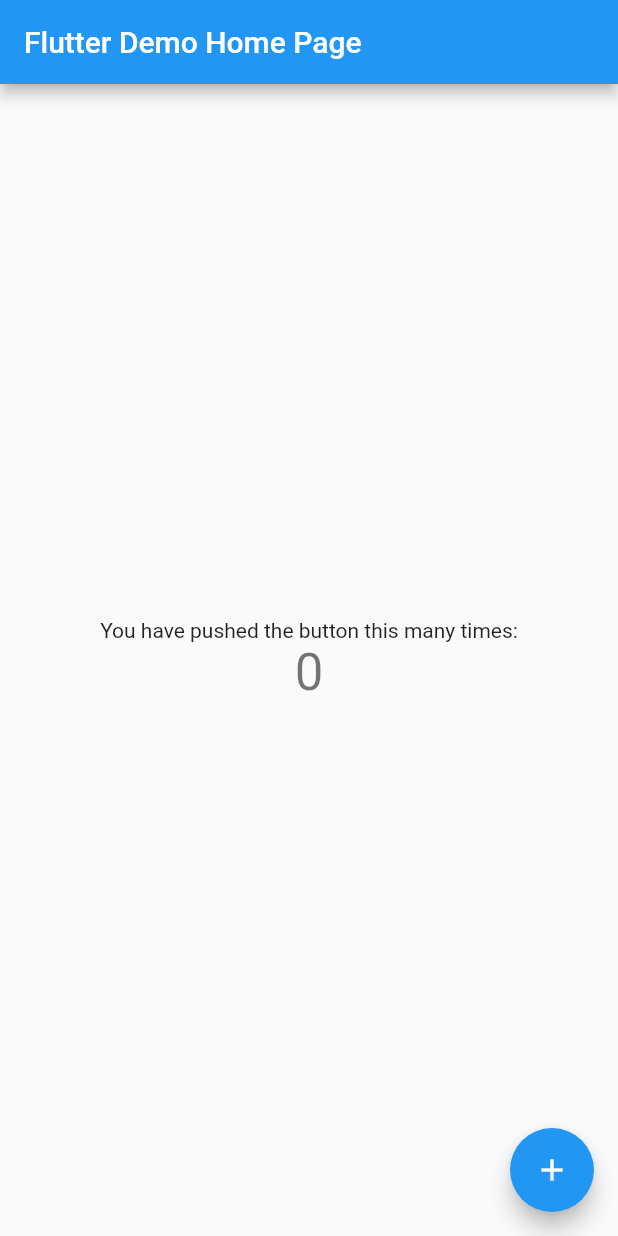
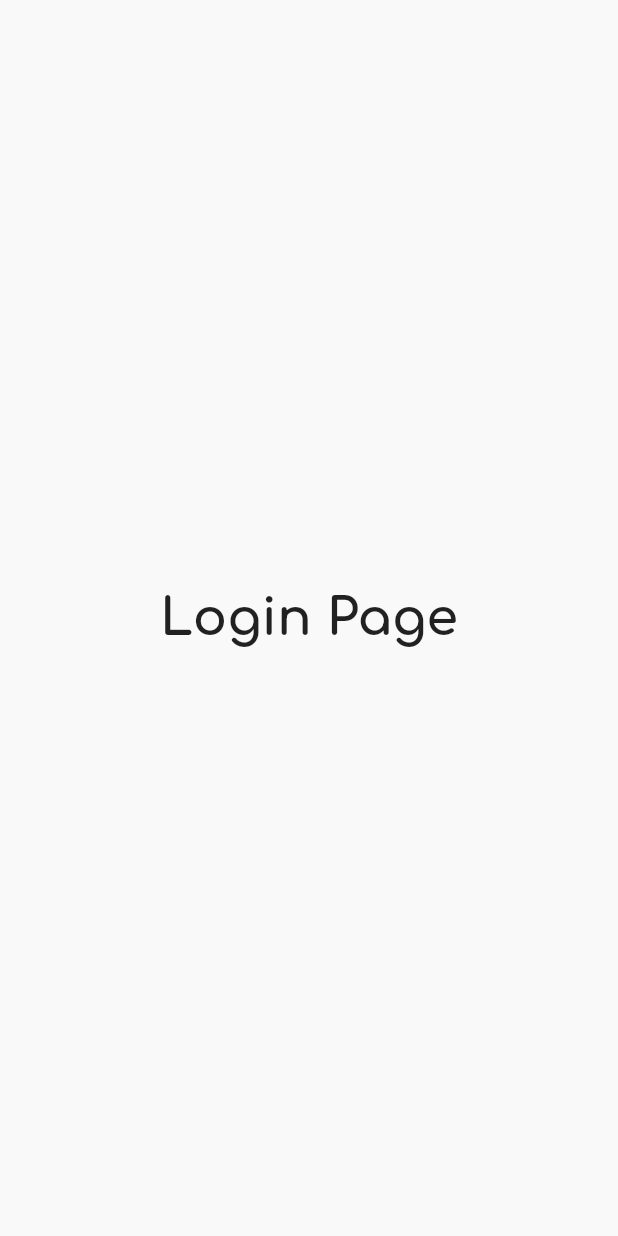
Before and after one commit to mannv/flutter_commerce, a Flutter app: the screen it shows after launch, on a phone screen of 412 x 824 dp. Run offline on Flutter 3.47's test engine with Material 2 defaults, Android fonts, the phone set to English and light mode, and no system bars.

Commit message:
commit code

```diff
--- a/lib/main.dart
+++ b/lib/main.dart
@@ -1,4 +1,5 @@
 import 'package:flutter/material.dart';
+import 'package:flutter_commerce/scenes/home-page.dart';
 
 void main() => runApp(MyApp());
 
@@ -9,103 +10,14 @@ class MyApp extends StatelessWidget {
     return MaterialApp(
       title: 'Flutter Demo',
       theme: ThemeData(
-        // This is the theme of your application.
-        //
-        // Try running your application with "flutter run". You'll see the
-        // application has a blue toolbar. Then, without quitting the app, try
-        // changing the primarySwatch below to Colors.green and then invoke
-        // "hot reload" (press "r" in the console where you ran "flutter run",
-        // or simply save your changes to "hot reload" in a Flutter IDE).
-        // Notice that the counter didn't reset back to zero; the application
-        // is not restarted.
-        primarySwatch: Colors.blue,
-      ),
-      home: MyHomePage(title: 'Flutter Demo Home Page'),
+          fontFamily: 'Comfortaa-Regular',
+          backgroundColor: Color(0xFFF9F9F9),
+          primaryColor: Color(0xFFDB3022),
+          textTheme: TextTheme(
+              headline: TextStyle(fontSize: 34.0, fontFamily: 'Comfortaa-Bold'),
+              button: TextStyle(fontSize: 14.0, fontFamily: 'Comfortaa-SemiBold', color: Colors.white))),
+      home: HomePage(),
+      debugShowCheckedModeBanner: false,
     );
   }
 }
-
-class MyHomePage extends StatefulWidget {
-  MyHomePage({Key key, this.title}) : super(key: key);
-
-  // This widget is the home page of your application. It is stateful, meaning
-  // that it has a State object (defined below) that contains fields that affect
-  // how it looks.
-
-  // This class is the configuration for the state. It holds the values (in this
-  // case the title) provided by the parent (in this case the App widget) and
-  // used by the build method of the State. Fields in a Widget subclass are
-  // always marked "final".
-
-  final String title;
-
-  @override
-  _MyHomePageState createState() => _MyHomePageState();
-}
-
-class _MyHomePageState extends State<MyHomePage> {
-  int _counter = 0;
-
-  void _incrementCounter() {
-    setState(() {
-      // This call to setState tells the Flutter framework that something has
-      // changed in this State, which causes it to rerun the build method below
-      // so that the display can reflect the updated values. If we changed
-      // _counter without calling setState(), then the build method would not be
-      // called again, and so nothing would appear to happen.
-      _counter++;
-    });
-  }
-
-  @override
-  Widget build(BuildContext context) {
-    // This method is rerun every time setState is called, for instance as done
-    // by the _incrementCounter method above.
-    //
-    // The Flutter framework has been optimized to make rerunning build methods
-    // fast, so that you can just rebuild anything that needs updating rather
-    // than having to individually change instances of widgets.
-    return Scaffold(
-      appBar: AppBar(
-        // Here we take the value from the MyHomePage object that was created by
-        // the App.build method, and use it to set our appbar title.
-        title: Text(widget.title),
-      ),
-      body: Center(
-        // Center is a layout widget. It takes a single child and positions it
-        // in the middle of the parent.
-        child: Column(
-          // Column is also a layout widget. It takes a list of children and
-          // arranges them vertically. By default, it sizes itself to fit its
-          // children horizontally, and tries to be as tall as its parent.
-          //
-          // Invoke "debug painting" (press "p" in the console, choose the
-          // "Toggle Debug Paint" action from the Flutter Inspector in Android
-          // Studio, or the "Toggle Debug Paint" command in Visual Studio Code)
-          // to see the wireframe for each widget.
-          //
-          // Column has various properties to control how it sizes itself and
-          // how it positions its children. Here we use mainAxisAlignment to
-          // center the children vertically; the main axis here is the vertical
-          // axis because Columns are vertical (the cross axis would be
-          // horizontal).
-          mainAxisAlignment: MainAxisAlignment.center,
-          children: <Widget>[
-            Text(
-              'You have pushed the button this many times:',
-            ),
-            Text(
-              '$_counter',
-              style: Theme.of(context).textTheme.display1,
-            ),
-          ],
-        ),
-      ),
-      floatingActionButton: FloatingActionButton(
-        onPressed: _incrementCounter,
-        tooltip: 'Increment',
-        child: Icon(Icons.add),
-      ), // This trailing comma makes auto-formatting nicer for build methods.
-    );
-  }
-}
--- /dev/null
+++ b/lib/scenes/home-page.dart
@@ -0,0 +1,23 @@
+import 'package:flutter/material.dart';
+import 'package:flutter_commerce/scenes/login-page.dart';
+
+class HomePage extends StatelessWidget {
+  @override
+  Widget build(BuildContext context) {
+
+    _gotoLoginPage() {
+      Navigator.push(context, MaterialPageRoute(builder: (context) => LoginPage()));
+    }
+
+    return Container(
+      decoration: BoxDecoration(color: Theme.of(context).backgroundColor),
+      child: Center(
+        child: GestureDetector(
+          onTap: _gotoLoginPage,
+          child:
+              Text('Login Page', style: Theme.of(context).textTheme.headline),
+        ),
+      ),
+    );
+  }
+}
--- a/pubspec.yaml
+++ b/pubspec.yaml
@@ -62,7 +62,7 @@ flutter:
       fonts:
         - asset: fonts/Comfortaa-Light.ttf
           weight: 300
-    - family: Comfortaa-Regular.ttf
+    - family: Comfortaa-Regular
       fonts:
         - asset: fonts/Comfortaa-Regular.ttf
           weight: 400
```
Also changed, not shown: lib/scenes/login-page.dart (added, +140 -0 lines), images/icons/round_arrow_right.png (added).
